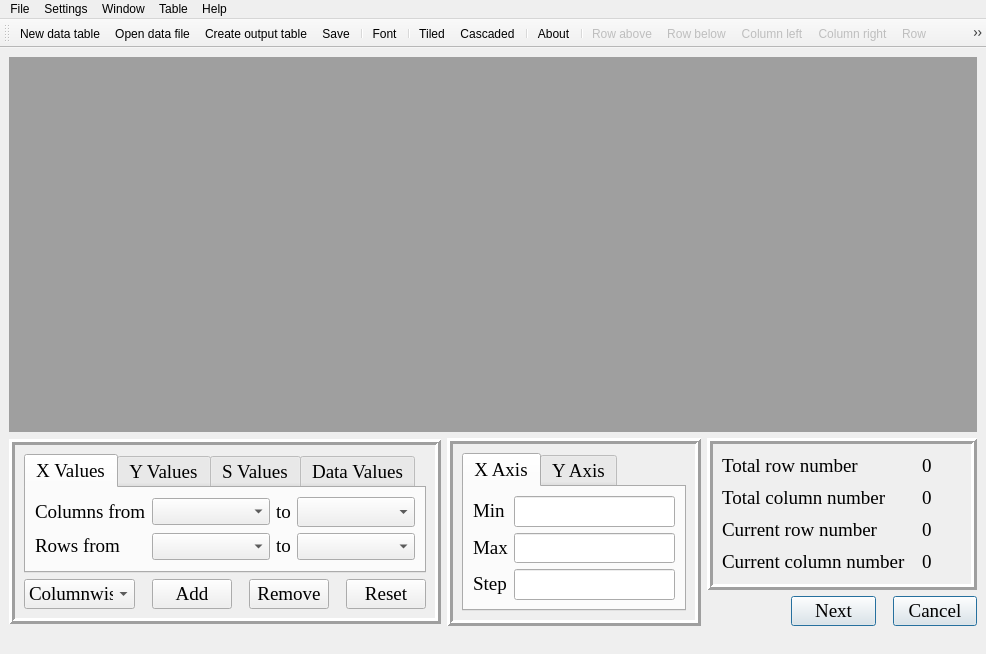
This is ui/MyForm4.ui in sergiipanasenko/DataPlot as Qt 5 draws it before an edit. The edited form follows.
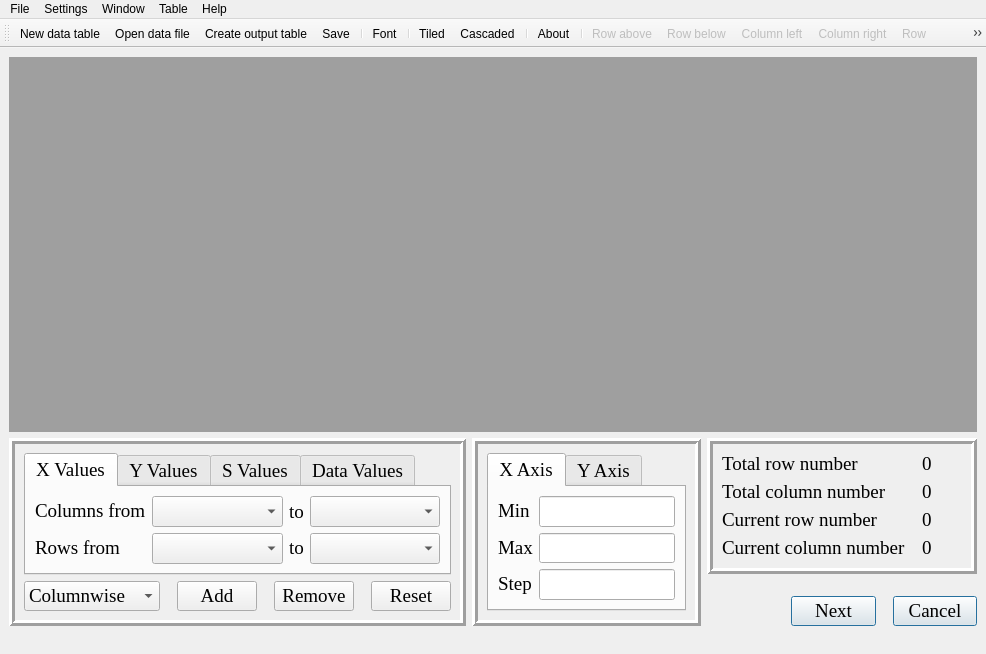
This is the edited form. The open tabs and pages were chosen to show the change. Icons and pictures are not drawn.

```diff
--- a/ui/MyForm4.ui
+++ b/ui/MyForm4.ui
@@ -64,11 +64,14 @@
        </widget>
       </item>
       <item>
-       <layout class="QHBoxLayout" name="horizontalLayout">
+       <layout class="QHBoxLayout" name="horizontalLayout" stretch="2,1,1">
+        <property name="sizeConstraint">
+         <enum>QLayout::SetMinAndMaxSize</enum>
+        </property>
         <item>
          <widget class="QFrame" name="LeftFrame">
           <property name="sizePolicy">
-           <sizepolicy hsizetype="Expanding" vsizetype="Fixed">
+           <sizepolicy hsizetype="Preferred" vsizetype="Preferred">
             <horstretch>0</horstretch>
             <verstretch>0</verstretch>
            </sizepolicy>
@@ -127,7 +130,7 @@
                <item row="0" column="3">
                 <widget class="QComboBox" name="combo_Xcolto">
                  <property name="sizePolicy">
-                  <sizepolicy hsizetype="Expanding" vsizetype="Fixed">
+                  <sizepolicy hsizetype="Expanding" vsizetype="Expanding">
                    <horstretch>0</horstretch>
                    <verstretch>0</verstretch>
                   </sizepolicy>
@@ -159,7 +162,7 @@
                <item row="1" column="3">
                 <widget class="QComboBox" name="combo_Xrowto">
                  <property name="sizePolicy">
-                  <sizepolicy hsizetype="Expanding" vsizetype="Fixed">
+                  <sizepolicy hsizetype="Expanding" vsizetype="Expanding">
                    <horstretch>0</horstretch>
                    <verstretch>0</verstretch>
                   </sizepolicy>
@@ -167,7 +170,7 @@
                  <property name="font">
                   <font>
                    <family>Times New Roman</family>
-                   <pointsize>12</pointsize>
+                   <pointsize>14</pointsize>
                   </font>
                  </property>
                 </widget>
@@ -175,7 +178,7 @@
                <item row="0" column="1">
                 <widget class="QComboBox" name="combo_Xcolfrom">
                  <property name="sizePolicy">
-                  <sizepolicy hsizetype="Expanding" vsizetype="Fixed">
+                  <sizepolicy hsizetype="Expanding" vsizetype="Expanding">
                    <horstretch>0</horstretch>
                    <verstretch>0</verstretch>
                   </sizepolicy>
@@ -183,7 +186,7 @@
                  <property name="font">
                   <font>
                    <family>Times New Roman</family>
-                   <pointsize>12</pointsize>
+                   <pointsize>14</pointsize>
                   </font>
                  </property>
                 </widget>
@@ -191,7 +194,7 @@
                <item row="1" column="1">
                 <widget class="QComboBox" name="combo_Xrowfrom">
                  <property name="sizePolicy">
-                  <sizepolicy hsizetype="Expanding" vsizetype="Fixed">
+                  <sizepolicy hsizetype="Expanding" vsizetype="Expanding">
                    <horstretch>0</horstretch>
                    <verstretch>0</verstretch>
                   </sizepolicy>
@@ -199,7 +202,7 @@
                  <property name="font">
                   <font>
                    <family>Times New Roman</family>
-                   <pointsize>12</pointsize>
+                   <pointsize>14</pointsize>
                   </font>
                  </property>
                 </widget>
@@ -225,6 +228,12 @@
                </item>
                <item row="0" column="0">
                 <widget class="QLabel" name="label_Xcols">
+                 <property name="sizePolicy">
+                  <sizepolicy hsizetype="Fixed" vsizetype="Maximum">
+                   <horstretch>0</horstretch>
+                   <verstretch>0</verstretch>
+                  </sizepolicy>
+                 </property>
                  <property name="text">
                   <string>Columns from</string>
                  </property>
@@ -233,7 +242,7 @@
                <item row="1" column="0">
                 <widget class="QLabel" name="label_Xrows">
                  <property name="sizePolicy">
-                  <sizepolicy hsizetype="Fixed" vsizetype="Fixed">
+                  <sizepolicy hsizetype="Preferred" vsizetype="Maximum">
                    <horstretch>0</horstretch>
                    <verstretch>0</verstretch>
                   </sizepolicy>
@@ -712,6 +721,12 @@
              </property>
              <item>
               <widget class="QComboBox" name="combo_wise">
+               <property name="sizePolicy">
+                <sizepolicy hsizetype="Expanding" vsizetype="Preferred">
+                 <horstretch>0</horstretch>
+                 <verstretch>0</verstretch>
+                </sizepolicy>
+               </property>
                <property name="font">
                 <font>
                  <family>Times New Roman</family>
@@ -1055,8 +1070,14 @@
         </item>
         <item>
          <layout class="QVBoxLayout" name="verticalLayout_2">
-          <item>
+          <item alignment="Qt::AlignTop">
            <widget class="QFrame" name="frame">
+            <property name="sizePolicy">
+             <sizepolicy hsizetype="Ignored" vsizetype="Preferred">
+              <horstretch>0</horstretch>
+              <verstretch>0</verstretch>
+             </sizepolicy>
+            </property>
             <property name="minimumSize">
              <size>
               <width>270</width>
```
Left out of the diff: 2 changed lines with no effect on the pictures.
